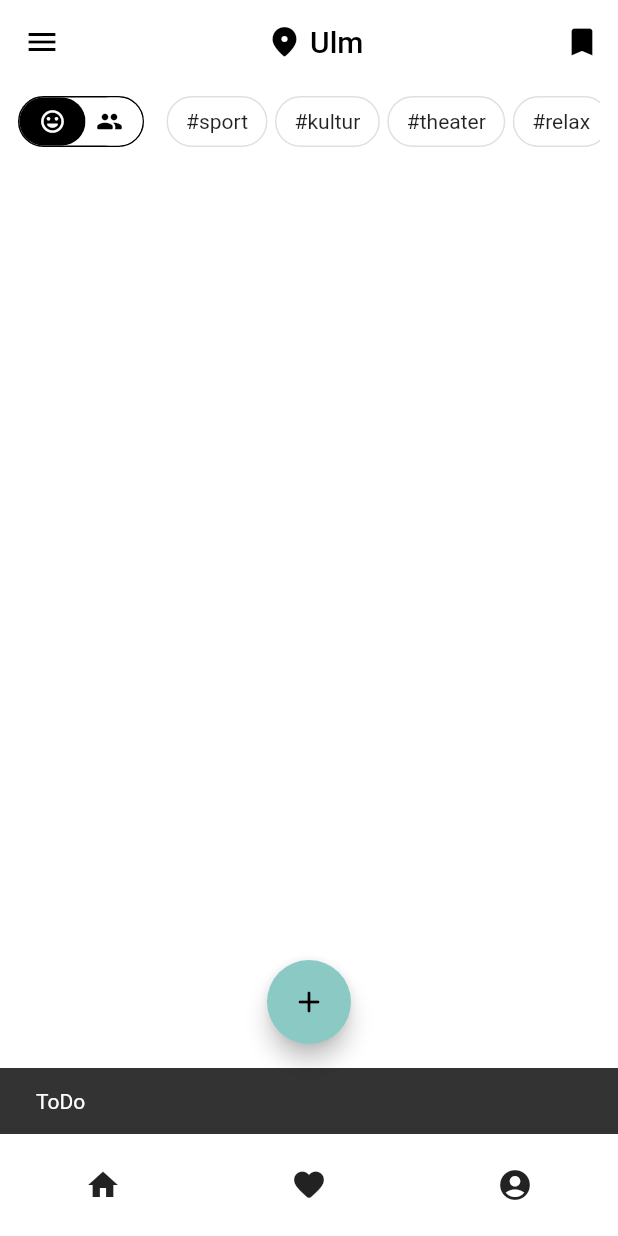
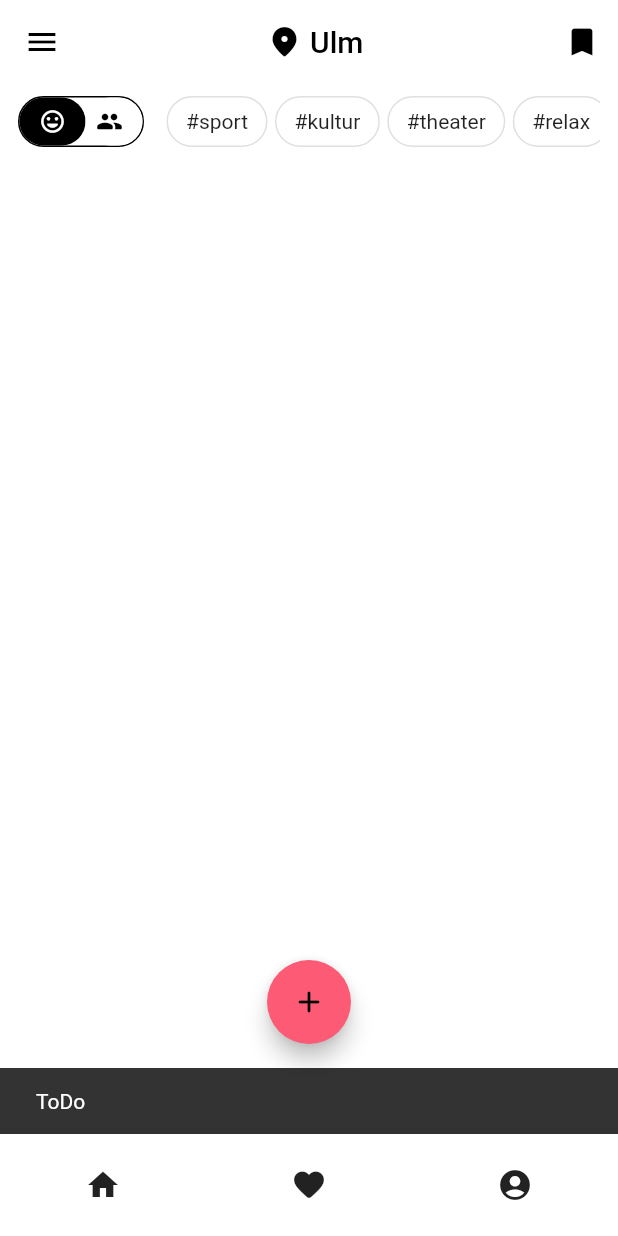
Before and after one commit to tim200002/fingerfunke-app, a Flutter app: the HomeView screen opened directly, item 2 of the bottom bar chosen, on a phone screen of 412 x 824 dp. Run offline on Flutter 3.47's test engine with Material 2 defaults, Android fonts, the phone set to English and light mode, and no system bars; our stand-ins replace bloc, camera, cloud_firestore, cloud_functions, dio, equatable and 15 more; missing offline and left inert: video_thumbnail; accounts and stored records are empty; statements that could not run were skipped.

Commit message:
feat: added launch options; minor UI improvements

```diff
--- a/lib/utils/app_theme.dart
+++ b/lib/utils/app_theme.dart
@@ -2,6 +2,7 @@ import 'package:flutter/material.dart';
 import 'package:google_fonts/google_fonts.dart';
 
 const Color _primary = Color(0xFFFF2B4E);
+const Color primaryTEMP = Color(0xFFfc5a75);
 const Color _secondary = Color(0xFF8BC9C5); //Color(0xFF059F95);
 
 class AppTheme {
--- a/lib/view/home/view/home_view.dart
+++ b/lib/view/home/view/home_view.dart
@@ -60,6 +60,7 @@ class HomeView extends StatelessWidget {
       ),
       floatingActionButtonLocation: FloatingActionButtonLocation.centerFloat,
       floatingActionButton: FloatingActionButton(
+        backgroundColor: primaryTEMP,
         onPressed: () => Navigator.pushNamed(context, postEditorRoute),
         child: const Icon(Icons.add_rounded),
       ),
--- a/pubspec.yaml
+++ b/pubspec.yaml
@@ -12,7 +12,7 @@ publish_to: 'none'
 # In iOS, build-name is used as CFBundleShortVersionString while build-number used as CFBundleVersion.
 # Read more about iOS versioning at
 # https://developer.apple.com/library/archive/documentation/General/Reference/InfoPlistKeyReference/Articles/CoreFoundationKeys.html
-version: 1.0.0+1
+version: 0.2.1+1
 
 environment:
   sdk: '>=2.14.0 <3.0.0'
```
Also changed, not shown: lib/view/post/view/post_page.dart (+6 -1 lines), lib/view/post_feed/view/post_feed_item_blur_view.dart (+6 -1 lines).
